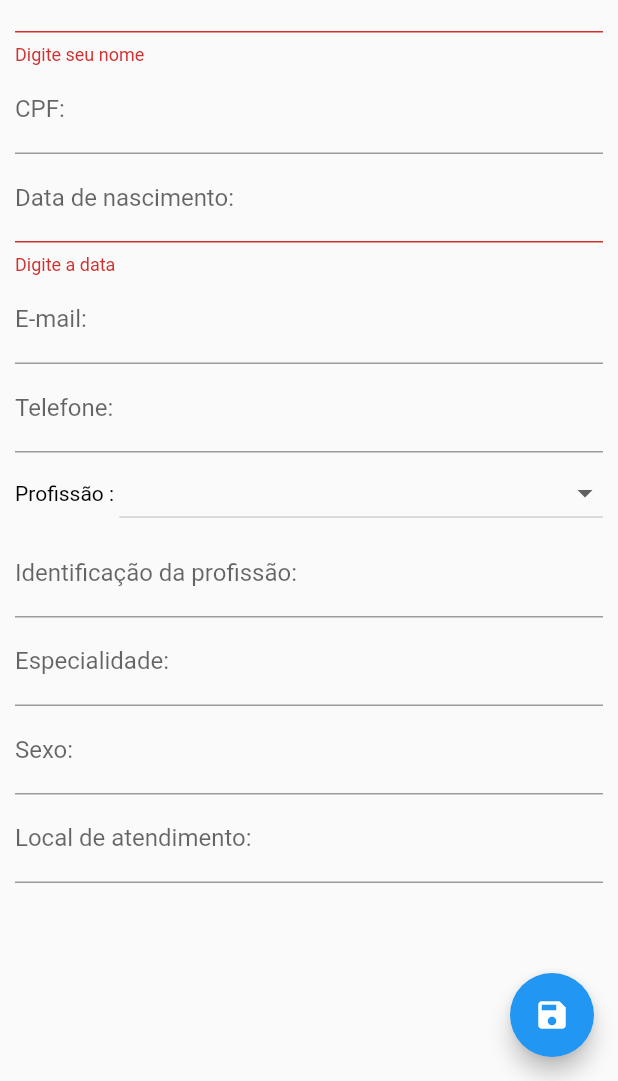
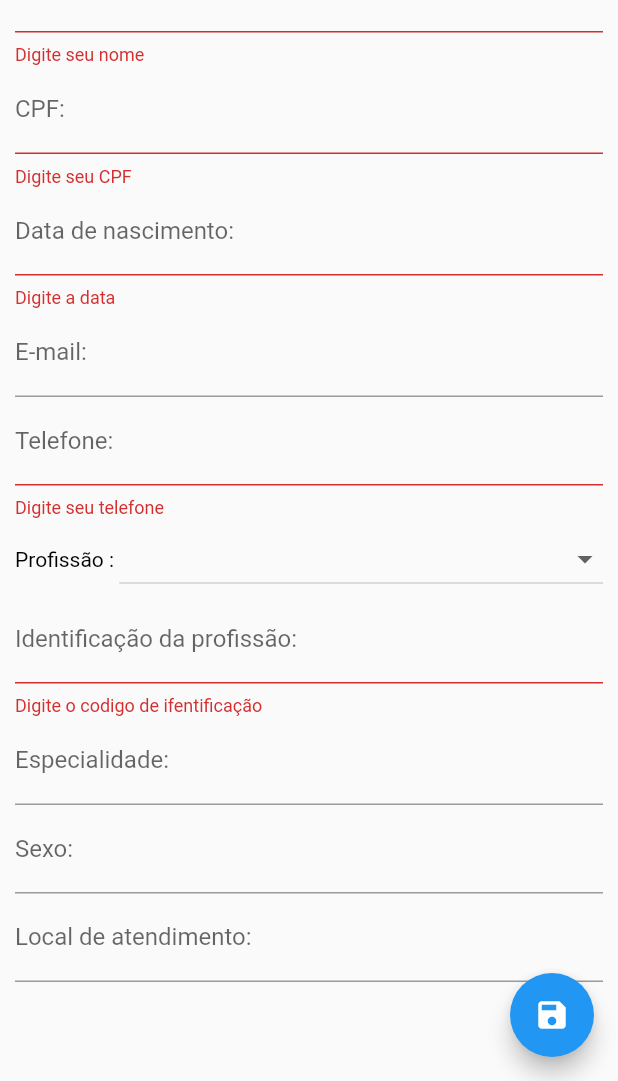
Before and after one commit to PauloHenrique81/MyHealth, a Flutter app: the PerfilProfissional screen opened directly, after a tap on the "save" icon, on a phone screen of 412 x 824 dp, the part 155-1236 px from its top. Run offline on Flutter 3.47's test engine with Material 2 defaults, Android fonts, the phone set to English and light mode, and no system bars; our stand-ins replace cloud_firestore, email_validator, firebase_auth, firebase_storage, flutter_speed_dial, font_awesome_flutter and 5 more; missing offline and left inert: flutter_google_places, google_maps_webservice; accounts and stored records are empty; network calls fail; project files that could hold a hidden picture were left out.

Commit message:
Correções que não acabam mais

```diff
--- a/lib/Persistencia/P_Cirurgia.dart
+++ b/lib/Persistencia/P_Cirurgia.dart
@@ -93,6 +93,8 @@ class P_Cirurgia {
       cirurgiaCollection
           .document(idCirurgia.documentID)
           .updateData({'idCirurgia': idCirurgia.documentID});
+
+      return idCirurgia.documentID;
     } catch (e) {
       print(e.toString());
       return null;
--- a/lib/Persistencia/P_Consulta.dart
+++ b/lib/Persistencia/P_Consulta.dart
@@ -102,6 +102,8 @@ class DatabaseService {
       consultaCollection
           .document(idConsulta.documentID)
           .updateData({'idConsulta': idConsulta.documentID});
+
+      return idConsulta.documentID;
     } catch (e) {
       print(e.toString());
       return null;
--- a/lib/Persistencia/P_Exame.dart
+++ b/lib/Persistencia/P_Exame.dart
@@ -70,6 +70,7 @@ class P_Exame {
       exameCollection
           .document(idExame.documentID)
           .updateData({'idExame': idExame.documentID});
+      return idExame.documentID;
     } catch (e) {
       print(e.toString());
       return null;
--- a/lib/Screens/Autenticacao/CadastroDePaciente.dart
+++ b/lib/Screens/Autenticacao/CadastroDePaciente.dart
@@ -48,7 +48,7 @@ class _CadastroDePacienteState extends State<CadastroDePaciente> {
         context: context,
         builder: (context) {
           return AlertDialog(
-            title: Text("Dado inválido"),
+            title: Text("Informação inválido"),
             content: Text("Este " + texto + " já esta cadastrado no sistema"),
             actions: <Widget>[
               FlatButton(
--- a/lib/Screens/Perfil.dart
+++ b/lib/Screens/Perfil.dart
@@ -2,6 +2,7 @@ import 'package:flutter/material.dart';
 import 'package:intl/intl.dart';
 import 'package:mask_text_input_formatter/mask_text_input_formatter.dart';
 import 'package:myhealth/Persistencia/P_Paciente.dart';
+import 'package:myhealth/Service/Util.dart';
 import 'package:myhealth/class/Paciente.dart';
 import 'package:myhealth/class/user.dart';
 
@@ -20,8 +21,10 @@ class _PerfilState extends State<Perfil> {
   DateTime _date = new DateTime.now();
   var _userEdited = false;
 
-  var maskFormatterCPF = new MaskTextInputFormatter(mask: '###.###.###-##', filter: { "#": RegExp(r'[0-9]') });
-  var maskFormatterTelefone = new MaskTextInputFormatter(mask: '(##) #####-####', filter: { "#": RegExp(r'[0-9]') });
+  var maskFormatterCPF = new MaskTextInputFormatter(
+      mask: '###.###.###-##', filter: {"#": RegExp(r'[0-9]')});
+  var maskFormatterTelefone = new MaskTextInputFormatter(
+      mask: '(##) #####-####', filter: {"#": RegExp(r'[0-9]')});
 
   Future<Null> _selectDate(BuildContext context) async {
     final DateTime picked = await showDatePicker(
@@ -135,11 +138,16 @@ class _PerfilState extends State<Perfil> {
                             });
                           },
                         ),
-                        TextField(
+                        TextFormField(
                           keyboardType: TextInputType.number,
                           controller: _cpfController,
                           inputFormatters: [maskFormatterCPF],
                           decoration: InputDecoration(labelText: "CPF:"),
+                          validator: (val) {
+                            if (val.isEmpty) return 'Digite seu CPF';
+                            if (!Util.verificaCPF(val)) return 'CPF inválido';
+                            return null;
+                          },
                           onChanged: (text) {
                             _userEdited = true;
                             _paciente.cpf = text;
@@ -171,6 +179,10 @@ class _PerfilState extends State<Perfil> {
                           controller: _telefoneController,
                           inputFormatters: [maskFormatterTelefone],
                           decoration: InputDecoration(labelText: "Telefone:"),
+                          validator: (val){
+                            if(val.isEmpty) return "Digite seu telefone";
+                            return null;
+                          },
                           onChanged: (text) {
                             _userEdited = true;
                             _paciente.telefone = text;
@@ -248,7 +260,8 @@ class _PerfilState extends State<Perfil> {
                 FlatButton(
                   child: Text("Sim"),
                   onPressed: () {
-                    Navigator.pushReplacementNamed(context, 'HomePage',arguments: widget.user);
+                    Navigator.pushReplacementNamed(context, 'HomePage',
+                        arguments: widget.user);
                   },
                 )
               ],
--- a/lib/Screens/RecuperarSenhaPaciente.dart
+++ b/lib/Screens/RecuperarSenhaPaciente.dart
@@ -108,12 +108,12 @@ class _RecuperarSenhaPacienteState extends State<RecuperarSenhaPaciente> {
                             context: context,
                             builder: (context) {
                               return AlertDialog(
-                                title: Text("e-mail inválido"),
+                                title: Text("E-mail inválido"),
                                 content: Text(
-                                    "Este e-mail não esta cadastrado no sistema"),
+                                    "Este e-mail não está cadastrado no sistema"),
                                 actions: <Widget>[
                                   FlatButton(
-                                    child: Text("voltar"),
+                                    child: Text("Voltar"),
                                     onPressed: () {
                                       Navigator.pop(context);
                                     },
--- a/lib/UserProfissional/Screens/CadastroDeProfissional.dart
+++ b/lib/UserProfissional/Screens/CadastroDeProfissional.dart
@@ -43,7 +43,7 @@ class _CadastroDeProfissionalState extends State<CadastroDeProfissional> {
         context: context,
         builder: (context) {
           return AlertDialog(
-            title: Text("Dado inválido"),
+            title: Text("Informação inválido"),
             content: Text("Este " + texto + " já esta cadastrado no sistema"),
             actions: <Widget>[
               FlatButton(
--- a/lib/UserProfissional/Screens/HomePageProfissional.dart
+++ b/lib/UserProfissional/Screens/HomePageProfissional.dart
@@ -95,7 +95,7 @@ class _HomePage extends StatelessWidget {
         ),
         body: new Container(
           child: new Center(
-            child: new Text("Senha bem vindo" , style: TextStyle(fontSize: 28, color: Colors.blue) ,),
+            child: new Text("Seja bem-vindo" , style: TextStyle(fontSize: 28, color: Colors.blue) ,),
           ),
         ),
       ),
--- a/lib/UserProfissional/Screens/ListagemDePaciente.dart
+++ b/lib/UserProfissional/Screens/ListagemDePaciente.dart
@@ -104,7 +104,7 @@ class _ListagemDePacientesState extends State<ListagemDePacientes> {
                           ),
                         ),
                         onTap: () {
-                          _mostrarDetalhes(uid: widget.user.uid);
+                          _mostrarDetalhes(uid: snapshot.data[index].uid);
                         },
                       );
                     });
--- a/lib/UserProfissional/Screens/PerfilProfissional.dart
+++ b/lib/UserProfissional/Screens/PerfilProfissional.dart
@@ -2,6 +2,7 @@ import 'package:flutter/material.dart';
 import 'package:intl/intl.dart';
 import 'package:mask_text_input_formatter/mask_text_input_formatter.dart';
 import 'package:myhealth/Persistencia/P_Profissional.dart';
+import 'package:myhealth/Service/Util.dart';
 import 'package:myhealth/class/Profissional.dart';
 import 'package:myhealth/class/user.dart';
 
@@ -20,8 +21,10 @@ class _PerfilProfissionalState extends State<PerfilProfissional> {
   DateTime _date = new DateTime.now();
   var _userEdited = false;
 
-  var maskFormatterCPF = new MaskTextInputFormatter(mask: '###.###.###-##', filter: { "#": RegExp(r'[0-9]') });
-var maskFormatterTelefone = new MaskTextInputFormatter(mask: '(##) #####-####', filter: { "#": RegExp(r'[0-9]') });
+  var maskFormatterCPF = new MaskTextInputFormatter(
+      mask: '###.###.###-##', filter: {"#": RegExp(r'[0-9]')});
+  var maskFormatterTelefone = new MaskTextInputFormatter(
+      mask: '(##) #####-####', filter: {"#": RegExp(r'[0-9]')});
 
   Future<Null> _selectDate(BuildContext context) async {
     final DateTime picked = await showDatePicker(
@@ -62,7 +65,6 @@ var maskFormatterTelefone = new MaskTextInputFormatter(mask: '(##) #####-####',
   final _localDeAtendimentoController = TextEditingController();
   final _profissaoController = TextEditingController();
 
-
   var profissionais = [
     "Médico",
     "Fisioterapeuta",
@@ -96,10 +98,7 @@ var maskFormatterTelefone = new MaskTextInputFormatter(mask: '(##) #####-####',
 
     setState(() {
       profissao = _profissional.profissao;
-
     });
-
-
   }
 
   @override
@@ -128,8 +127,7 @@ var maskFormatterTelefone = new MaskTextInputFormatter(mask: '(##) #####-####',
                     dataDeNascimento: _dataDeNascimentoController.text,
                     sexo: _sexoController.text,
                     email: _emailController.text,
-                  tipoUser: "Sim"
-                );
+                    tipoUser: "Sim");
 
                 Navigator.pop(context);
               }
@@ -157,9 +155,14 @@ var maskFormatterTelefone = new MaskTextInputFormatter(mask: '(##) #####-####',
                             });
                           },
                         ),
-                        TextField(
+                        TextFormField(
                             controller: _cpfController,
                             decoration: InputDecoration(labelText: "CPF:"),
+                            validator: (val) {
+                              if (val.isEmpty) return 'Digite seu CPF';
+                              if (!Util.verificaCPF(val)) return 'CPF inválido';
+                              return null;
+                            },
                             inputFormatters: [maskFormatterCPF],
                             onChanged: (text) {
                               _userEdited = true;
@@ -192,6 +195,10 @@ var maskFormatterTelefone = new MaskTextInputFormatter(mask: '(##) #####-####',
                           controller: _telefoneController,
                           inputFormatters: [maskFormatterTelefone],
                           decoration: InputDecoration(labelText: "Telefone:"),
+                          validator: (val){
+                            if(val.isEmpty) return "Digite seu telefone";
+                            return null;
+                          },
                           onChanged: (text) {
                             _userEdited = true;
                             _profissional.telefone = text;
@@ -201,10 +208,14 @@ var maskFormatterTelefone = new MaskTextInputFormatter(mask: '(##) #####-####',
                           padding: EdgeInsets.fromLTRB(0, 3, 0, 0),
                           child: Row(
                             children: <Widget>[
-                            Text("Profissão : ", style:TextStyle( color: Colors.black)),
+                              Text("Profissão : ",
+                                  style: TextStyle(color: Colors.black)),
                               Expanded(
                                 child: DropdownButton(
-                                hint: Text(profissao,style: TextStyle(color: Colors.black),),
+                                  hint: Text(
+                                    profissao,
+                                    style: TextStyle(color: Colors.black),
+                                  ),
                                   items: profissionais
                                       .map((String progissaoEscolhida) {
                                     return DropdownMenuItem<String>(
@@ -229,6 +240,10 @@ var maskFormatterTelefone = new MaskTextInputFormatter(mask: '(##) #####-####',
                           controller: _identificacaoController,
                           decoration: InputDecoration(
                               labelText: "Identificação da profissão:"),
+                          validator: (val){
+                            if(val.isEmpty) return "Digite o codigo de ifentificação";
+                            return null;
+                          },
                           onChanged: (text) {
                             _userEdited = true;
                             _profissional.identificacao = text;
@@ -288,9 +303,8 @@ var maskFormatterTelefone = new MaskTextInputFormatter(mask: '(##) #####-####',
                 FlatButton(
                   child: Text("Sim"),
                   onPressed: () {
-                  Navigator.pushNamedAndRemoveUntil(
-                      context, 'HomePageProfissional',
-                      (Route<dynamic> route) => false ,
+                    Navigator.pushNamedAndRemoveUntil(context,
+                        'HomePageProfissional', (Route<dynamic> route) => false,
                         arguments: widget.user);
                   },
                 )
--- a/lib/UserProfissional/Screens/RecuperarSenhaProfissional.dart
+++ b/lib/UserProfissional/Screens/RecuperarSenhaProfissional.dart
@@ -112,10 +112,10 @@ class _RecuperarSenhaProfissionalState extends State<RecuperarSenhaProfissional>
                               return AlertDialog(
                                 title: Text("E-mail inválido"),
                                 content: Text(
-                                    "Este e-mail não esta cadastrado no sistema"),
+                                    "Este e-mail não está cadastrado no sistema"),
                                 actions: <Widget>[
                                   FlatButton(
-                                    child: Text("voltar"),
+                                    child: Text("Voltar"),
                                     onPressed: () {
                                       Navigator.pop(context);
                                     },
```
Lines whose indentation alone changed are shown as unchanged.
